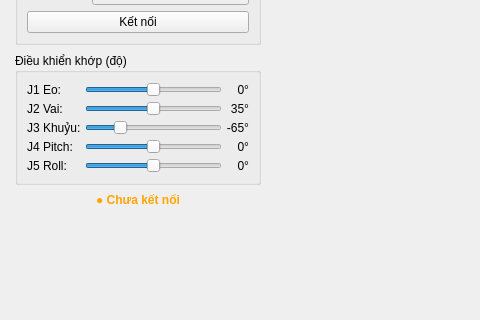
EminelThunder/DACN_HandRobot_STM32_Interface, file Interface_Control/RVM1_Interface/ui/mainwindow.ui: the form before one commit; both pictures show x 0 to 480 and y 202 to 522 of the 1280 by 760 pixel window.
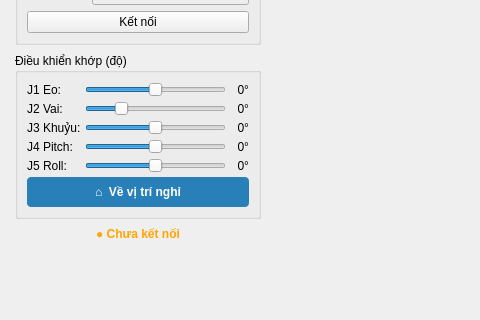
The form after the commit.

Diff of the .ui file:
```diff
--- a/Interface_Control/RVM1_Interface/ui/mainwindow.ui
+++ b/Interface_Control/RVM1_Interface/ui/mainwindow.ui
@@ -182,13 +182,13 @@
            <widget class="QSlider" name="sliderJ2">
             <property name="minimum"><number>-30</number></property>
             <property name="maximum"><number>100</number></property>
-            <property name="value"><number>35</number></property>
+            <property name="value"><number>0</number></property>
             <property name="orientation"><enum>Qt::Horizontal</enum></property>
            </widget>
           </item>
           <item row="1" column="2">
            <widget class="QLabel" name="labelJ2">
-            <property name="text"><string> 35°</string></property>
+            <property name="text"><string>  0°</string></property>
             <property name="minimumWidth"><number>38</number></property>
             <property name="alignment"><set>Qt::AlignRight|Qt::AlignVCenter</set></property>
            </widget>
@@ -204,13 +204,13 @@
            <widget class="QSlider" name="sliderJ3">
             <property name="minimum"><number>-120</number></property>
             <property name="maximum"><number>120</number></property>
-            <property name="value"><number>-65</number></property>
+            <property name="value"><number>0</number></property>
             <property name="orientation"><enum>Qt::Horizontal</enum></property>
            </widget>
           </item>
           <item row="2" column="2">
            <widget class="QLabel" name="labelJ3">
-            <property name="text"><string>-65°</string></property>
+            <property name="text"><string>  0°</string></property>
             <property name="minimumWidth"><number>38</number></property>
             <property name="alignment"><set>Qt::AlignRight|Qt::AlignVCenter</set></property>
            </widget>
@@ -260,6 +260,18 @@
            </widget>
           </item>
 
+          <!-- Nút Home -->
+          <item row="5" column="0" colspan="3">
+           <widget class="QPushButton" name="btnHome">
+            <property name="minimumSize"><size><width>0</width><height>30</height></size></property>
+            <property name="text"><string>⌂  Về vị trí nghỉ</string></property>
+            <property name="toolTip"><string>Reset tất cả khớp về 0°</string></property>
+            <property name="styleSheet"><string>QPushButton { background-color: #2980b9; color: white; font-weight: bold; border-radius: 4px; }
+QPushButton:hover { background-color: #3498db; }
+QPushButton:pressed { background-color: #1a5276; }</string></property>
+           </widget>
+          </item>
+
          </layout>
         </widget>
        </item>
```
Left out of the diff: 2 changed lines with no effect on the pictures.
